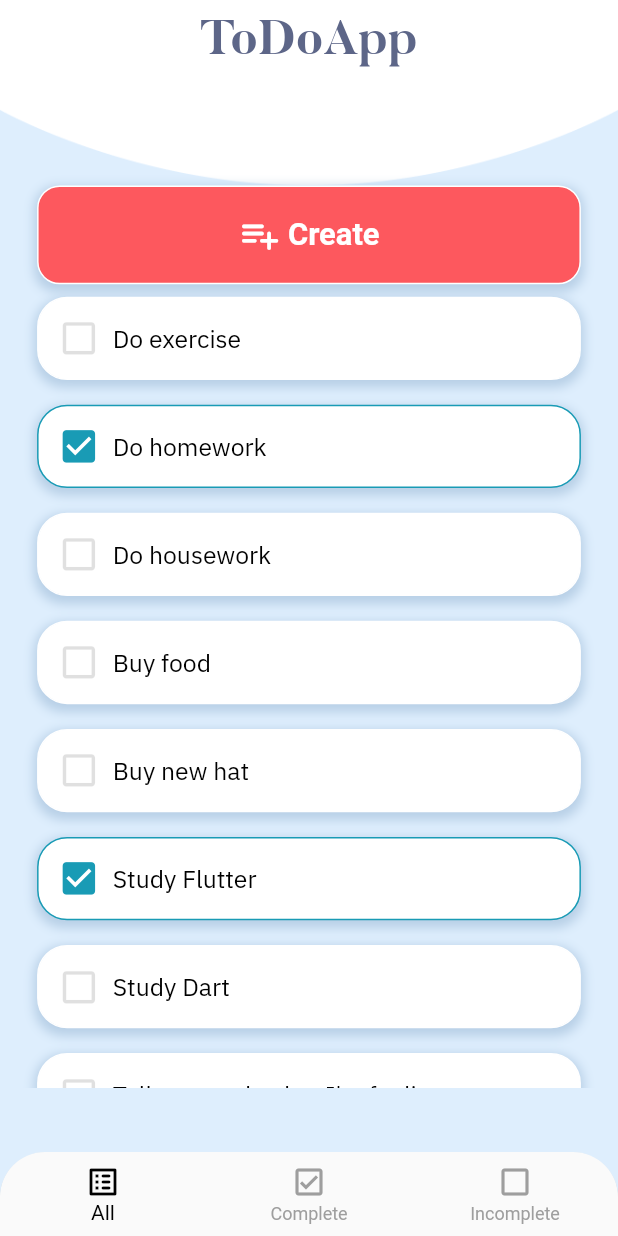
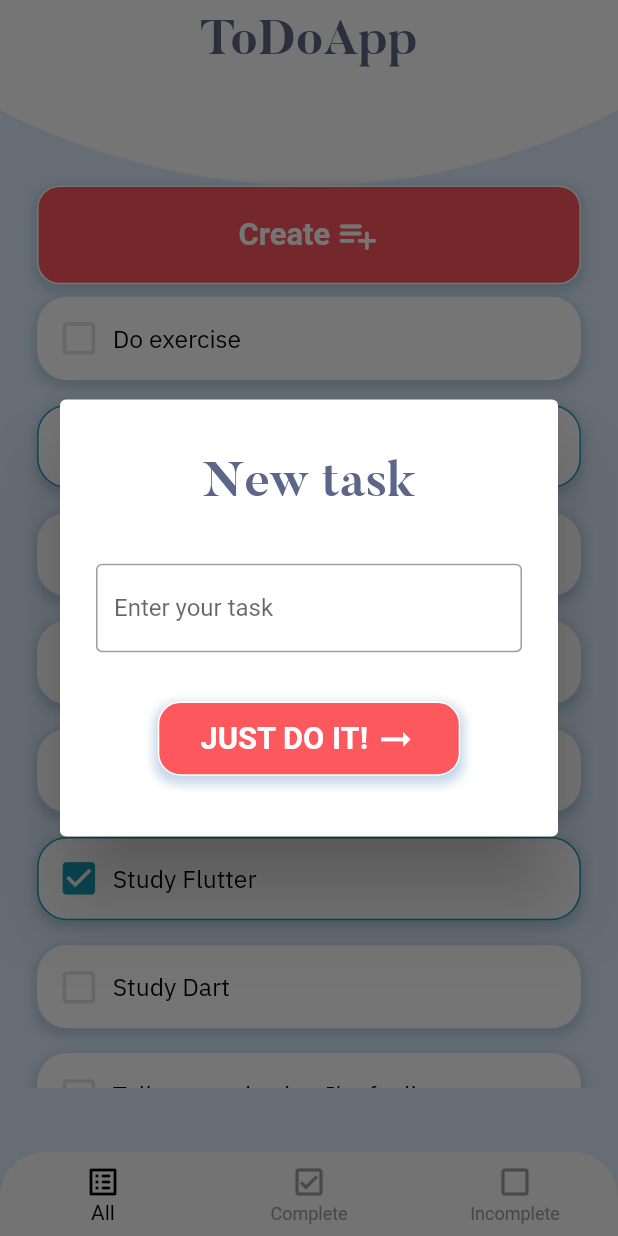
Before and after one commit to tytn9197/to_do_application, a Flutter app: the screen it shows after launch, after a tap on "Create", on a phone screen of 412 x 824 dp. Run offline on Flutter 3.47's test engine with Material 2 defaults, Android fonts, the phone set to English and light mode, and no system bars; our stand-ins replace bloc, equatable, flutter_bloc, sizer.

Commit message:
show dialog for creating new task

```diff
--- a/lib/src/presentation/views/home_view.dart
+++ b/lib/src/presentation/views/home_view.dart
@@ -3,9 +3,11 @@ import 'package:flutter/material.dart';
 import 'package:flutter_bloc/flutter_bloc.dart';
 import 'package:to_do_list/src/presentation/blocs/bottom_navigation/bottom_nav_cubit.dart';
 import 'package:to_do_list/src/presentation/widgets/bottom_nav_widget.dart';
+import 'package:to_do_list/src/presentation/widgets/button_widget.dart';
 import 'package:to_do_list/src/presentation/widgets/task_widget.dart';
 import 'package:to_do_list/src/utils/constants/colors.dart';
 import 'package:sizer/sizer.dart';
+import 'package:to_do_list/src/utils/constants/styles.dart';
 
 class HomeView extends StatefulWidget {
   const HomeView({Key? key}) : super(key: key);
@@ -31,49 +33,54 @@ class _HomeViewState extends State<HomeView> {
     );
   }
 
-  BoxDecoration buttonBoxDecoration = BoxDecoration(
-      border: Border.all(color: Colors.white),
-      borderRadius: BorderRadius.circular(15),
-      boxShadow: [
-        BoxShadow(
-          color: kShadowColor,
-          spreadRadius: 2,
-          blurRadius: 5,
-          offset: Offset(0, 3), // changes position of shadow
+  onCreateNewTask () {
+    Navigator.of(context).restorablePush(_dialogBuilder);
+  }
+  static Route<Object?> _dialogBuilder(
+      BuildContext context, Object? arguments) {
+    return DialogRoute<void>(
+      context: context,
+      builder: (BuildContext context) =>
+      AlertDialog(
+        content: Container(
+          height: 30.h,
+          child: Column(
+            mainAxisAlignment: MainAxisAlignment.spaceAround,
+            crossAxisAlignment: CrossAxisAlignment.center,
+            children: [
+              Text("New task", style: kTitleStyle,),
+              TextField(
+                decoration: const InputDecoration(
+                    border: OutlineInputBorder(),
+                    hintText: 'Enter your task'
+                ),
+              ),
+              ButtonWidget(
+                text: 'JUST DO IT!',
+                width: 100.w,
+                height: 6.h,
+                margin: EdgeInsets.symmetric(horizontal: 10.w),
+                icon: Icons.arrow_right_alt,
+                onPress: (){print('pressed');},
+              ),
+            ],
+          ),
         ),
-      ],
-      color: kButtonColor);
-
+      ),
+    );
+  }
   Widget bodyContent() {
     return Column(
       children: [
-        //create button
-        Container(
-            width: 100.w,
-            height: 8.h,
-            margin: EdgeInsets.symmetric(horizontal: 6.w),
-            decoration: buttonBoxDecoration,
-            child: TextButton(
-                style: TextButton.styleFrom(alignment: Alignment.center),
-                onPressed: () {},
-                child: Row(
-                  mainAxisAlignment: MainAxisAlignment.center,
-                  crossAxisAlignment: CrossAxisAlignment.center,
-                  children: [
-                    Icon(Icons.playlist_add_rounded,
-                        color: Colors.white, size: 3.5.h),
-                    Padding(
-                      padding: EdgeInsets.only(left: 1.w),
-                      child: Text(
-                        'Create',
-                        style: TextStyle(
-                            fontSize: 2.5.h,
-                            color: Colors.white,
-                            fontWeight: FontWeight.bold),
-                      ),
-                    ),
-                  ],
-                ))),
+        //button CREATE
+        ButtonWidget(
+          text: 'Create',
+          width: 100.w,
+          height: 8.h,
+          margin: EdgeInsets.symmetric(horizontal: 6.w),
+          icon: Icons.playlist_add_rounded,
+          onPress: onCreateNewTask,
+        ),
         // list of tasks
         BlocBuilder<BottomNavCubit, BottomNavState>(
           builder: (context, state) {
@@ -111,11 +118,7 @@ class _HomeViewState extends State<HomeView> {
                   margin: EdgeInsets.only(top: 1.h),
                   child: Text(
                     'ToDoApp',
-                    style: TextStyle(
-                        fontSize: 4.h,
-                        fontWeight: FontWeight.bold,
-                        fontFamily: 'Butler',
-                        color: kTitleTextColor),
+                    style: kTitleStyle,
                   ),
                 ))),
       ],
--- /dev/null
+++ b/lib/src/presentation/widgets/button_widget.dart
@@ -0,0 +1,64 @@
+import 'package:flutter/material.dart';
+import 'package:sizer/sizer.dart';
+import 'package:to_do_list/src/utils/constants/colors.dart';
+
+class ButtonWidget extends StatelessWidget {
+  final Function() onPress;
+  final IconData icon;
+  final double width;
+  final double height;
+  final String text;
+  final EdgeInsetsGeometry margin;
+
+  const ButtonWidget({Key? key,
+    required this.onPress,
+    required this.icon,
+    required this.width,
+    required this.height,
+    required this.text,
+    required this.margin
+  }) : super(key: key);
+
+  @override
+  Widget build(BuildContext context) {
+    BoxDecoration buttonBoxDecoration = BoxDecoration(
+        border: Border.all(color: Colors.white),
+        borderRadius: BorderRadius.circular(15),
+        boxShadow: [
+          BoxShadow(
+            color: kShadowColor,
+            spreadRadius: 2,
+            blurRadius: 5,
+            offset: Offset(0, 3), // changes position of shadow
+          ),
+        ],
+        color: kButtonColor);
+
+    return Container(
+        width: width,
+        height: height,
+        margin: margin,
+        decoration: buttonBoxDecoration,
+        child: TextButton(
+            style: TextButton.styleFrom(alignment: Alignment.center),
+            onPressed: onPress,
+            child: Row(
+              mainAxisAlignment: MainAxisAlignment.center,
+              crossAxisAlignment: CrossAxisAlignment.center,
+              children: [
+                Padding(
+                  padding: EdgeInsets.only(right: 1.w),
+                  child: Text(
+                    '$text',
+                    style: TextStyle(
+                        fontSize: 2.5.h,
+                        color: Colors.white,
+                        fontWeight: FontWeight.bold),
+                  ),
+                ),
+                Icon(icon,
+                    color: Colors.white, size: 3.5.h),
+              ],
+            )));
+  }
+}
--- /dev/null
+++ b/lib/src/utils/constants/styles.dart
@@ -0,0 +1,9 @@
+import 'package:flutter/material.dart';
+import 'package:sizer/sizer.dart';
+import 'package:to_do_list/src/utils/constants/colors.dart';
+
+TextStyle kTitleStyle = TextStyle(
+    fontSize: 4.h,
+    fontWeight: FontWeight.bold,
+    fontFamily: 'Butler',
+    color: kTitleTextColor);
```
